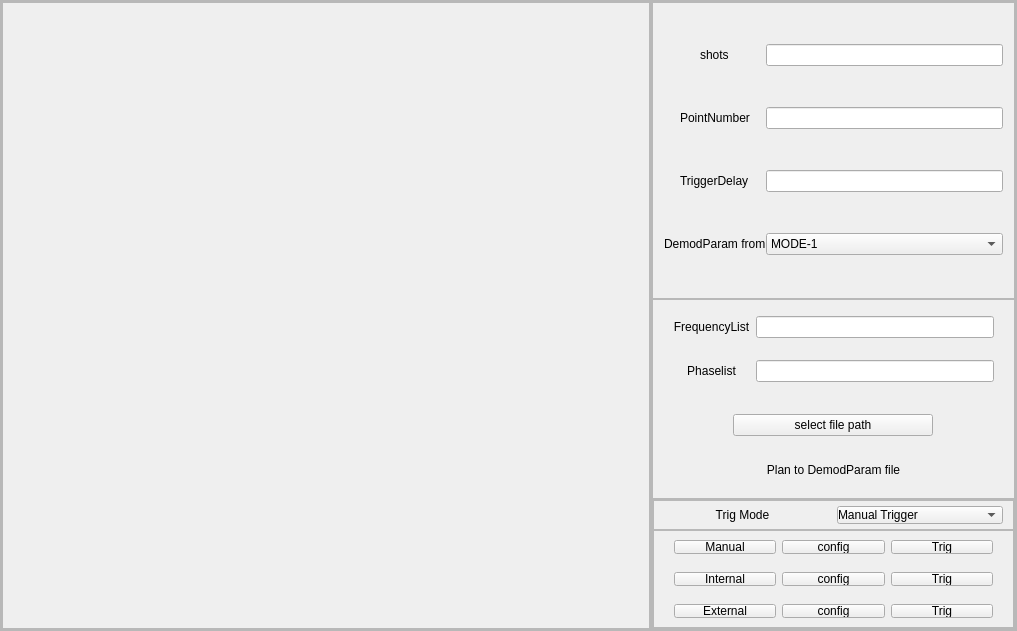
sunningxiao/RFSdemo, file MCIUI/tab_probe/probe_page.ui: the form before one commit.
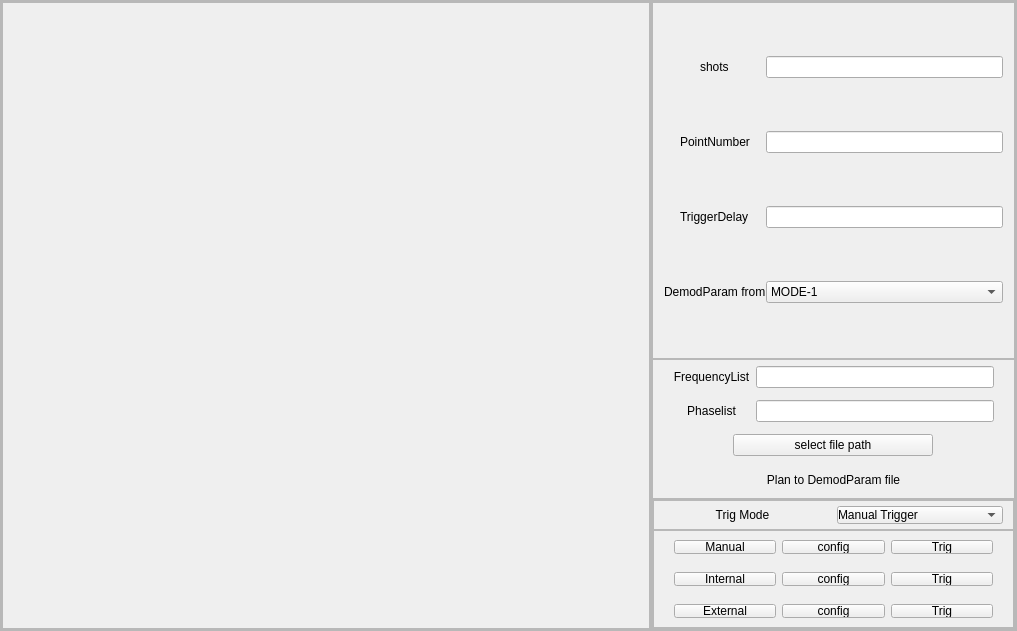
The form after the commit.

Diff of the .ui file:
```diff
--- a/MCIUI/tab_probe/probe_page.ui
+++ b/MCIUI/tab_probe/probe_page.ui
@@ -255,7 +255,7 @@
            <property name="maximumSize">
             <size>
              <width>16777215</width>
-             <height>200</height>
+             <height>140</height>
             </size>
            </property>
            <property name="frameShape">
```
Left out of the diff: 2 changed lines with no effect on the pictures.
